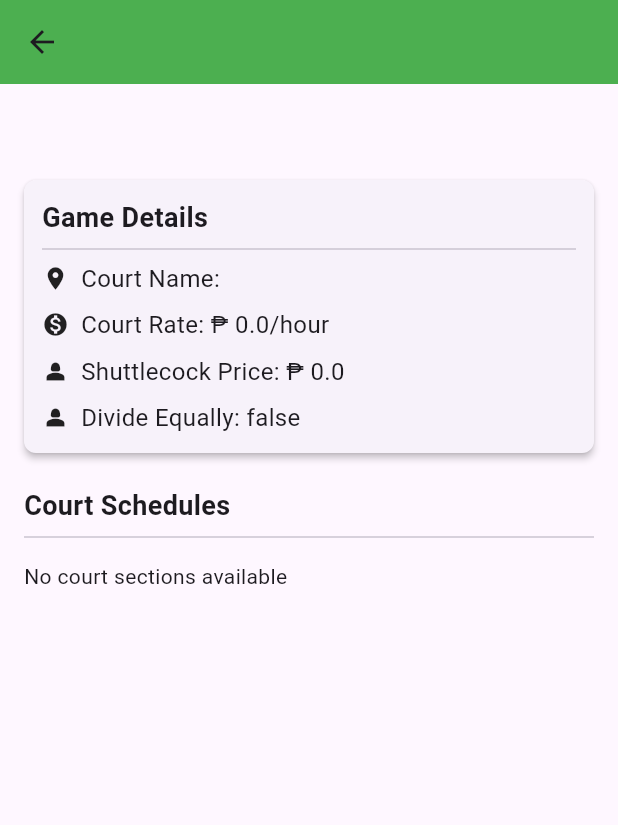
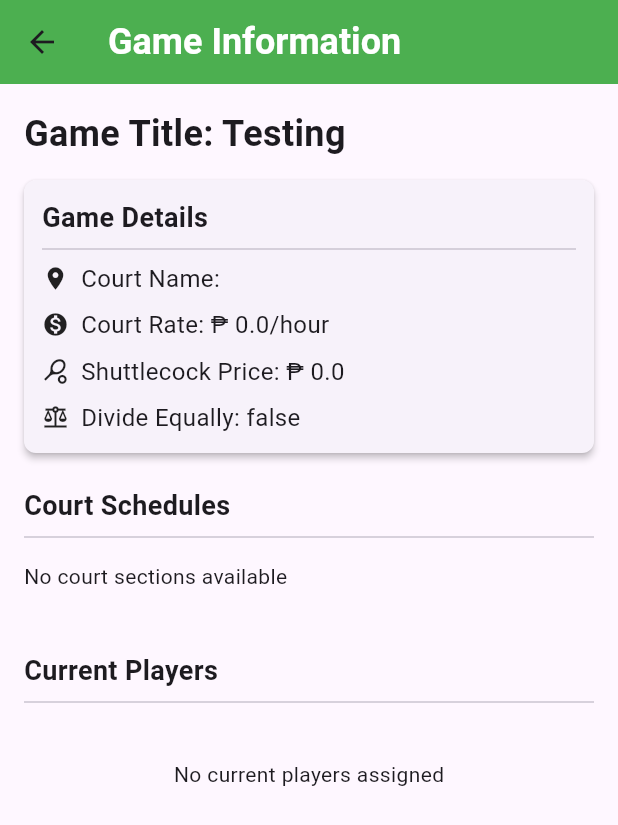
Before and after one commit to SyBorg00/badminton_app, a Flutter app: the GameView screen opened directly with empty values, on a phone screen of 412 x 824 dp. Shown: the top 825 px of the screen. Run offline on Flutter 3.47's test engine with Material 3 defaults, Android fonts, the phone set to English and light mode, and no system bars; our stand-ins replace shared_preferences; accounts and stored records are empty.

Commit message:
added a current player view in games view, along with various variable and UI changes

```diff
--- a/lib/game_view.dart
+++ b/lib/game_view.dart
@@ -16,16 +16,23 @@ class GameView extends StatelessWidget {
 
     return Scaffold(
       appBar: AppBar(
-        title: Text(title),
+        title: const Text(
+          'Game Information',
+          style: TextStyle(
+            fontSize: 24,
+            fontWeight: FontWeight.bold,
+            color: Colors.white,
+          ),
+        ),
         backgroundColor: Colors.green,
       ),
-      body: Padding(
+      body: SingleChildScrollView(
         padding: const EdgeInsets.all(16.0),
         child: Column(
           crossAxisAlignment: CrossAxisAlignment.start,
           children: [
             Text(
-              title,
+              "Game Title: ${title != '' ? title : 'Testing'}",
               style: const TextStyle(fontSize: 24, fontWeight: FontWeight.bold),
             ),
             const SizedBox(height: 8),
@@ -74,7 +81,7 @@ class GameView extends StatelessWidget {
                     const SizedBox(height: 8),
                     Row(
                       children: [
-                        const Icon(Icons.person_2, size: 18),
+                        const Icon(Icons.sports_tennis, size: 18),
                         const SizedBox(width: 8),
                         Expanded(
                           child: Text(
@@ -87,7 +94,7 @@ class GameView extends StatelessWidget {
                     const SizedBox(height: 8),
                     Row(
                       children: [
-                        const Icon(Icons.person_2, size: 18),
+                        const Icon(Icons.balance, size: 18),
                         const SizedBox(width: 8),
                         Expanded(
                           child: Text(
@@ -108,12 +115,11 @@ class GameView extends StatelessWidget {
             ),
             const Divider(),
             const SizedBox(height: 8),
-            Expanded(
-              child: sections.isEmpty
-                  ? const Text('No court sections available')
-                  : ListView.builder(
-                      itemCount: sections.length,
-                      itemBuilder: (context, index) {
+            if (sections.isEmpty)
+              const Text('No court sections available')
+            else
+              Column(
+                children: List.generate(sections.length, (index) {
                   final s = sections[index];
                   final sched = s?.schedule;
                   final scheduleText =
@@ -141,8 +147,29 @@ class GameView extends StatelessWidget {
                       trailing: Text("Total Duration: $durationText"),
                     ),
                   );
-                      },
+                }),
               ),
+            const SizedBox(height: 40),
+            const Text(
+              'Current Players',
+              style: TextStyle(fontSize: 18, fontWeight: FontWeight.w600),
+            ),
+            const Divider(),
+            const SizedBox(
+              height: 30,
+            ),
+            if (games.playerCount == 0)
+              const Center(child: Text('No current players assigned'))
+            else
+              Column(
+                children: List.generate(games.playerCount, (index) {
+                  final players = games.currentPlayers;
+                  return Card(
+                    child: ListTile(
+                      title: Text(players[index].fullName),
+                    ),
+                  );
+                }),
               ),
           ],
         ),
--- a/lib/home_screen.dart
+++ b/lib/home_screen.dart
@@ -70,6 +70,7 @@ class _HomeState extends State<Home> {
     return Scaffold(
       body: _pages[_currentIndex],
       bottomNavigationBar: BottomNavigationBar(
+        selectedItemColor: Colors.green,
         currentIndex: _currentIndex,
         onTap: (index) => setState(() => _currentIndex = index),
         items: const [
--- a/lib/model/games.dart
+++ b/lib/model/games.dart
@@ -16,12 +16,23 @@ class Games {
     final allPlayers = <Players>{};
 
     for (final section in court.section) {
-      if (section?.player != null) {
-        allPlayers.addAll(section!.player!);
+      if (section?.players != null) {
+        allPlayers.addAll(section!.players!);
       }
     }
 
     return allPlayers.length;
+  }
+
+  List<Players> get currentPlayers {
+    List<Players> currPlayers = [];
+
+    for (final section in court.section) {
+      if (section?.players != null) {
+        currPlayers.addAll(section!.players!);
+      }
+    }
+    return currPlayers;
   }
 
   double get totalPrice {
@@ -67,11 +78,11 @@ class GameCourt {
 }
 
 class CourtSection {
-  final List<Players>? player; //the players who join this court section
+  final List<Players>? players; //the players who join this court section
   final CourtSchedule schedule;
 
   CourtSection({
-    this.player,
+    this.players,
     required this.schedule,
   });
 }
--- a/lib/user_settings.dart
+++ b/lib/user_settings.dart
@@ -68,23 +68,26 @@ class _UserSettingsState extends State<UserSettings> {
             crossAxisAlignment: CrossAxisAlignment.start,
             mainAxisSize: MainAxisSize.max,
             children: [
+              const SizedBox(
+                height: 30,
+              ),
               AppInput(
                 controller: _defaultCourtName,
                 label: 'Default Court Name',
               ),
-              const SizedBox(height: 10),
+              const SizedBox(height: 30),
               AppInput(
                 controller: _defaultCourtRate,
                 label: 'Default Court Rate',
                 type: TextInputType.number,
               ),
-              const SizedBox(height: 10),
+              const SizedBox(height: 30),
               AppInput(
                 controller: _defaultShuttleCockPrice,
                 label: 'Default Shuttlecock Price',
                 type: TextInputType.number,
               ),
-              const SizedBox(height: 10),
+              const SizedBox(height: 30),
               CheckboxListTile(
                 title: const Text('Divide the court equally among players?'),
                 checkboxScaleFactor: 1.5,
```
Lines whose indentation alone changed are shown as unchanged.
